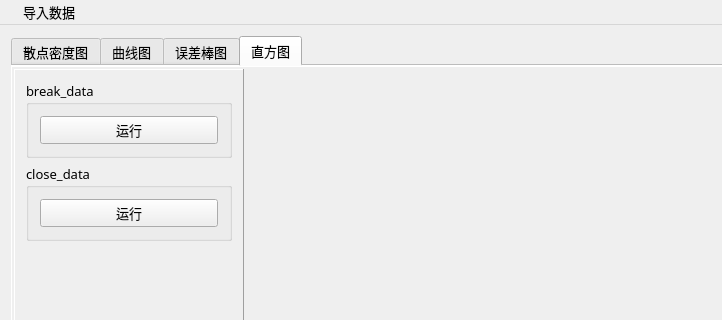
Qt form QtApp/MainWindow.ui (Tbuffon/DataAnalysis) before a commit; both pictures show x 0 to 722 and y 0 to 320 of the 890 by 616 pixel window.
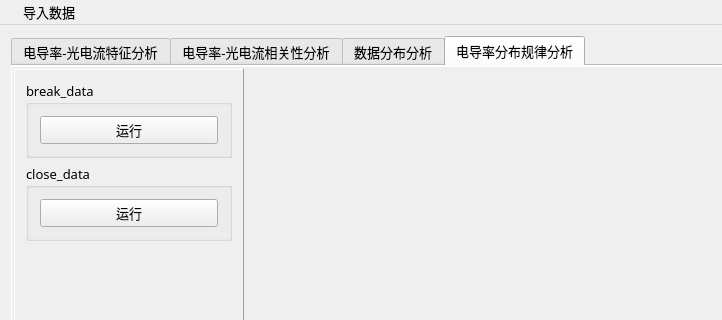
The same form after that commit. The open tabs and pages were chosen to show the change. Icons and pictures are not drawn. Custom widgets are drawn as their Qt base class.

Diff of the .ui file:
```diff
--- a/QtApp/MainWindow.ui
+++ b/QtApp/MainWindow.ui
@@ -37,7 +37,7 @@
       </property>
       <widget class="QWidget" name="tab">
        <attribute name="title">
-        <string>散点密度图</string>
+        <string>电导率-光电流特征分析</string>
        </attribute>
        <layout class="QVBoxLayout" name="verticalLayout_11">
         <property name="leftMargin">
@@ -140,7 +140,7 @@
       </widget>
       <widget class="QWidget" name="tab_2">
        <attribute name="title">
-        <string>曲线图</string>
+        <string>电导率-光电流相关性分析</string>
        </attribute>
        <layout class="QVBoxLayout" name="verticalLayout_3">
         <property name="leftMargin">
@@ -236,7 +236,7 @@
       </widget>
       <widget class="QWidget" name="tab_3">
        <attribute name="title">
-        <string>误差棒图</string>
+        <string>数据分布分析</string>
        </attribute>
        <layout class="QVBoxLayout" name="verticalLayout_8">
         <property name="leftMargin">
@@ -474,7 +474,7 @@
       </widget>
       <widget class="QWidget" name="tab_4">
        <attribute name="title">
-        <string>直方图</string>
+        <string>电导率分布规律分析</string>
        </attribute>
        <layout class="QVBoxLayout" name="verticalLayout_7">
         <property name="leftMargin">
```
Left out of the diff: 8 changed lines with no effect on the pictures.
